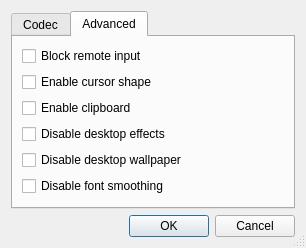
This is source/client/ui/desktop_config_dialog.ui in dchapyshev/aspia as Qt 5 draws it before an edit. The edited form follows.
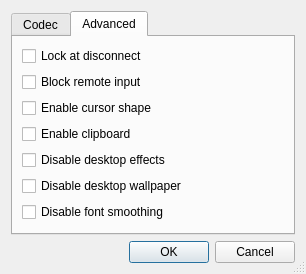
This is the edited form. The open tabs and pages were chosen to show the change.

Commit message: Implemented the option of desktop locking when disconnected.

Diff of the .ui file:
```diff
--- a/source/client/ui/desktop_config_dialog.ui
+++ b/source/client/ui/desktop_config_dialog.ui
@@ -7,7 +7,7 @@
     <x>0</x>
     <y>0</y>
     <width>306</width>
-    <height>236</height>
+    <height>253</height>
    </rect>
   </property>
   <property name="sizePolicy">
@@ -123,6 +123,13 @@
        <string>Advanced</string>
       </attribute>
       <layout class="QVBoxLayout" name="verticalLayout">
+       <item>
+        <widget class="QCheckBox" name="checkbox_lock_at_disconnect">
+         <property name="text">
+          <string>Lock at disconnect</string>
+         </property>
+        </widget>
+       </item>
        <item>
         <widget class="QCheckBox" name="checkbox_block_remote_input">
          <property name="text">
```
The commit also changes 23 other files.
